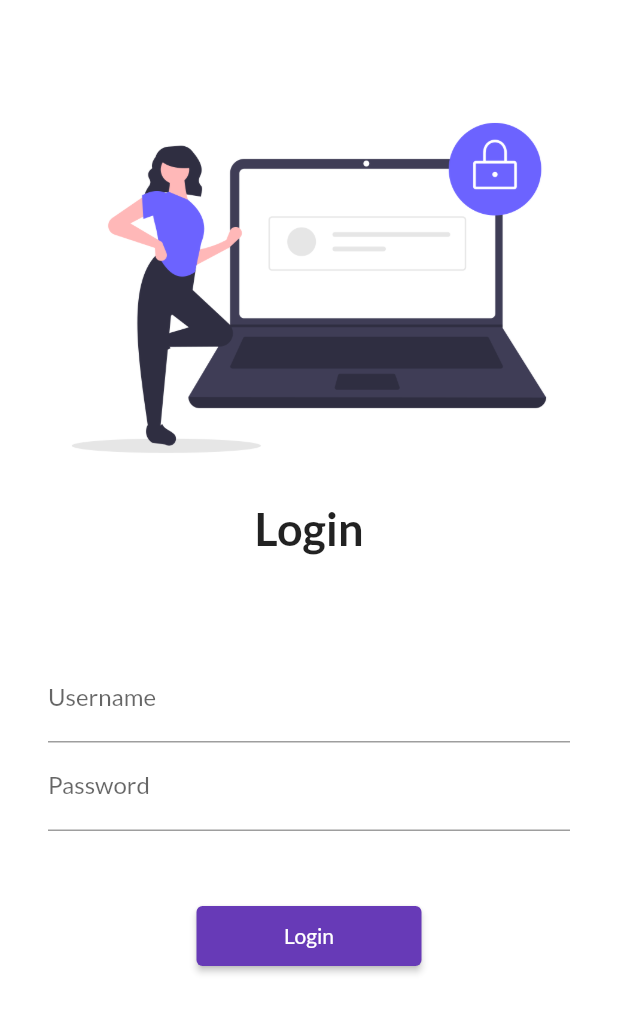
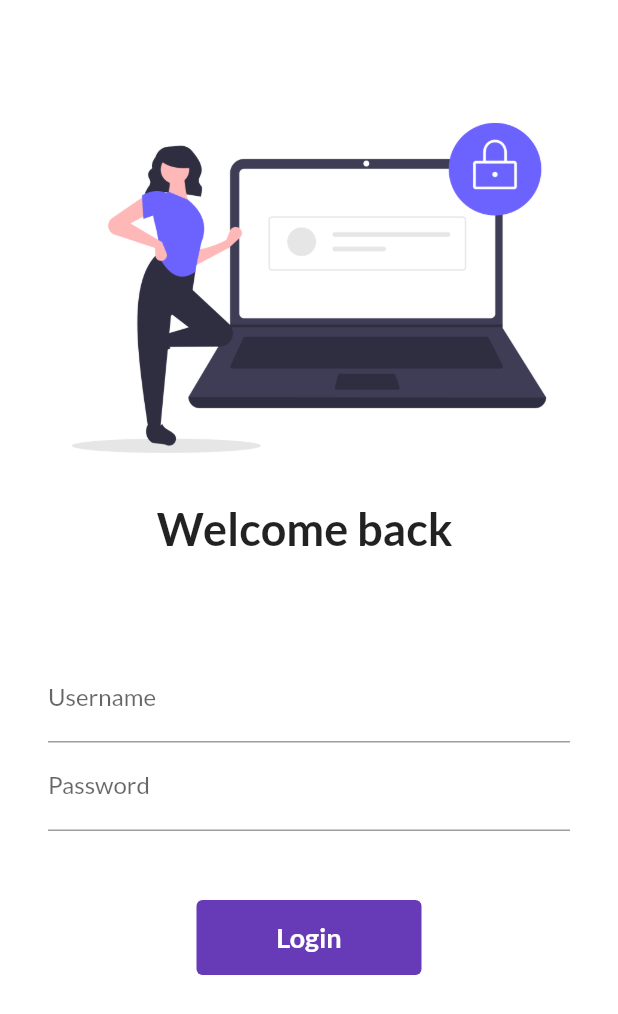
Before and after one commit to PHP-Programmer/learnflutter, a Flutter app: the screen it shows after launch, on a phone screen of 412 x 824 dp. Shown: the top 1014 px of the screen. Run offline on Flutter 3.47's test engine with Material 2 defaults, Android fonts, the phone set to English and light mode, and no system bars; our stand-ins replace google_fonts.

Commit message:
day 6 completed

```diff
--- a/lib/pages/login_page.dart
+++ b/lib/pages/login_page.dart
@@ -2,9 +2,16 @@ import 'package:flutter/material.dart';
 import 'package:flutter/widgets.dart';
 import 'package:flutter_catalog/utils/routes.dart';
 
-class LoginPage extends StatelessWidget {
+class LoginPage extends StatefulWidget {
   const LoginPage({Key? key}) : super(key: key);
 
+  @override
+  _LoginPageState createState() => _LoginPageState();
+}
+
+class _LoginPageState extends State<LoginPage> {
+  String name = '';
+  bool changeButton = false;
   @override
   Widget build(BuildContext context) {
     return Material(
@@ -17,7 +24,7 @@ class LoginPage extends StatelessWidget {
             ),
             Image.asset('images/login_image.png'),
             Text(
-              'Login',
+              'Welcome back $name',
               style: TextStyle(fontSize: 30, fontWeight: FontWeight.bold),
             ),
             SizedBox(
@@ -33,6 +40,15 @@ class LoginPage extends StatelessWidget {
                       hintText: 'Enter Username',
                       labelText: 'Username',
                     ),
+                    onChanged: (value) {
+                      if (value.length >= 1) {
+                        name = ', ' + value;
+                      } else {
+                        name = '';
+                      }
+
+                      setState(() {});
+                    },
                   ),
                   TextFormField(
                     obscureText: true,
@@ -47,12 +63,46 @@ class LoginPage extends StatelessWidget {
             SizedBox(
               height: 30,
             ),
-            ElevatedButton(
-                style: TextButton.styleFrom(minimumSize: Size(150, 40)),
-                onPressed: () {
-                  Navigator.pushNamed(context, MyRoutes.homeRoute);
-                },
-                child: Text('Login'))
+            InkWell(
+              onTap: () async {
+                setState(() {
+                  changeButton = true;
+                });
+                await Future.delayed(Duration(milliseconds: 350));
+                Navigator.pushNamed(context, MyRoutes.homeRoute);
+              },
+              child: AnimatedContainer(
+                duration: Duration(milliseconds: 350),
+                width: changeButton ? 50 : 150,
+                height: 50,
+                alignment: Alignment.center,
+                decoration: BoxDecoration(
+                  color: Colors.deepPurple,
+                  // shape: changeButton ? BoxShape.circle : BoxShape.rectangle
+                  borderRadius: changeButton
+                      ? BorderRadius.circular(50)
+                      : BorderRadius.circular(4),
+                ),
+                child: changeButton
+                    ? Icon(
+                        Icons.done,
+                        color: Colors.white,
+                      )
+                    : Text(
+                        'Login',
+                        style: TextStyle(
+                            color: Colors.white,
+                            fontWeight: FontWeight.bold,
+                            fontSize: 18),
+                      ),
+              ),
+            ),
+            // ElevatedButton(
+            //     style: TextButton.styleFrom(minimumSize: Size(150, 40)),
+            //     onPressed: () {
+            //       Navigator.pushNamed(context, MyRoutes.homeRoute);
+            //     },
+            //     child: Text('Login'))
           ],
         ),
       ),
```
